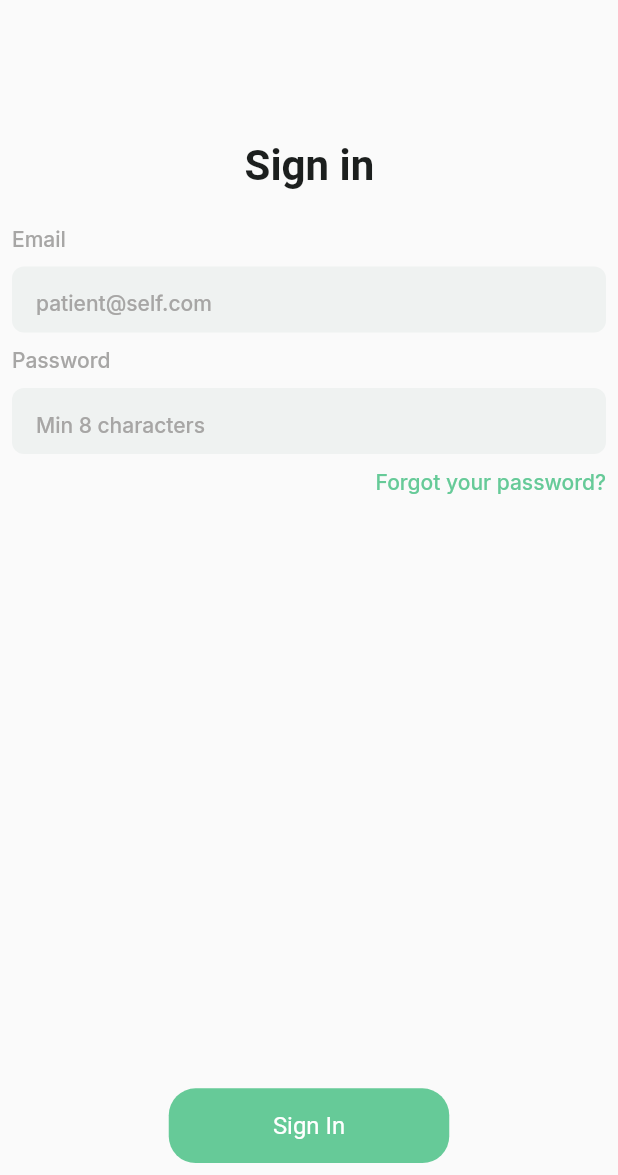
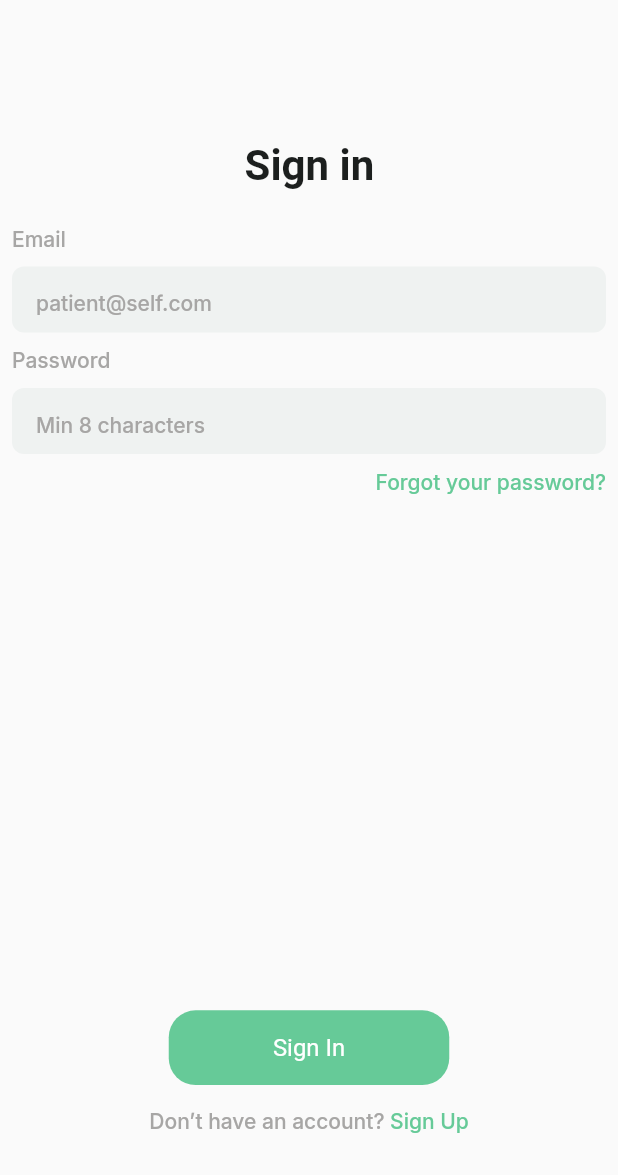
Before and after one commit to Teewhydot/medical_clinik, a Flutter app: the screen it shows after launch, on a phone screen of 412 x 824 dp, the part 61-1236 px from its top. Run offline on Flutter 3.47's test engine with Material 2 defaults, Android fonts, the phone set to English and light mode, and no system bars; our stand-ins replace google_fonts; missing offline and left inert: flag; Roboto replaces fonts that are missing (Gilroy-SemiBold).

Commit message:
Sign in page completed.

```diff
--- a/lib/clinik_app/presentation/pages/auth_pages/sign_in.dart
+++ b/lib/clinik_app/presentation/pages/auth_pages/sign_in.dart
@@ -60,6 +60,22 @@ class SignInPage extends StatelessWidget {
                       fem: fem,
                       color: kAccentPrimaryGreen,
                       buttonText: 'Sign In'),
+                  addVerticalSpacing(15),
+                  RichText(
+                    text: TextSpan(
+                      style: kSubHeaderTextStyle,
+                      children: [
+                        const TextSpan(
+                          text: 'Don’t have an account? ',
+                        ),
+                        TextSpan(
+                            text: 'Sign Up',
+                            style: kSubHeaderTextStyle.copyWith(
+                                color: kAccentPrimaryGreen)),
+                      ],
+                    ),
+                  ),
+                  addVerticalSpacing(20)
                 ],
               )
             ]),
```
